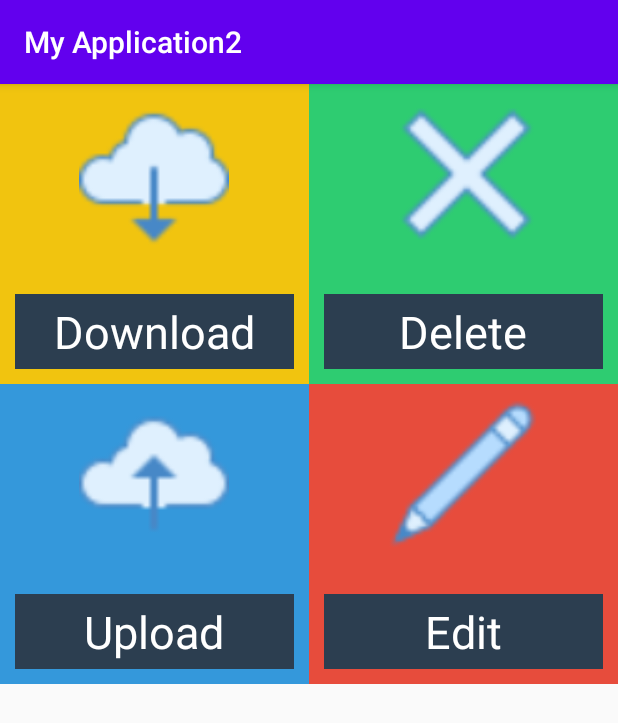
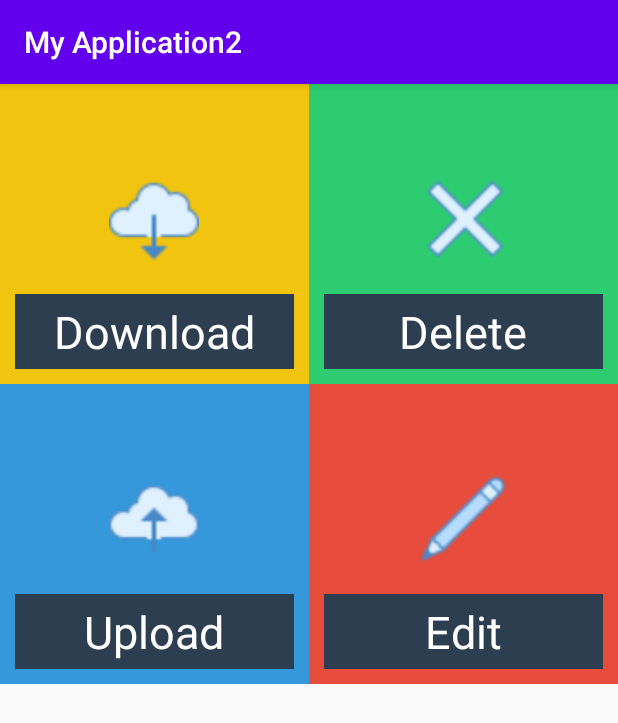
Before and after one commit to master-of-programming/android_alistirmalarim, an Android app: the screen it shows after launch (MainActivity), on a phone screen of 412 x 824 dp. Shown: the top 723 px of the screen. Run offline under Robolectric (Android 15) with nearby library versions, the phone set to English and light mode, and no system bars.

Commit message:
boyut ayarlamaları

```diff
--- a/app/src/main/res/layout/activity_main.xml
+++ b/app/src/main/res/layout/activity_main.xml
@@ -21,11 +21,11 @@
             android:background="#f1c40f"
             android:orientation="vertical">
             <ImageView
-                android:layout_width="100dp"
+                android:layout_width="60dp"
                 android:layout_gravity="center"
-                android:layout_marginTop="10dp"
+                android:layout_marginTop="60dp"
                 android:background="@drawable/download"
-                android:layout_height="100dp">
+                android:layout_height="60dp">
             </ImageView>
             <TextView
                 android:layout_width="match_parent"
@@ -33,7 +33,7 @@
                 android:textSize="30dp"
                 android:textColor="#fff"
                 android:gravity="center"
-                android:layout_marginTop="30dp"
+                android:layout_marginTop="20dp"
                 android:layout_marginLeft="10dp"
                 android:layout_marginRight="10dp"
                 android:background="#2c3e50"
@@ -49,11 +49,11 @@
             android:background="#2ecc71"
             android:orientation="vertical">
             <ImageView
-                android:layout_width="100dp"
-                android:layout_marginTop="10dp"
+                android:layout_width="60dp"
+                android:layout_marginTop="60dp"
                 android:layout_gravity="center"
                 android:background="@drawable/delete"
-                android:layout_height="100dp">
+                android:layout_height="60dp">
             </ImageView>
             <TextView
                 android:layout_width="match_parent"
@@ -61,7 +61,7 @@
                 android:textSize="30dp"
                 android:textColor="#fff"
                 android:gravity="center"
-                android:layout_marginTop="30dp"
+                android:layout_marginTop="20dp"
                 android:layout_marginLeft="10dp"
                 android:layout_marginRight="10dp"
                 android:background="#2c3e50"
@@ -84,11 +84,11 @@
             android:orientation="vertical">
 
             <ImageView
-                android:layout_width="100dp"
+                android:layout_width="60dp"
                 android:background="@drawable/upload"
                 android:layout_gravity="center|top"
-                android:layout_marginTop="10dp"
-                android:layout_height="100dp">
+                android:layout_marginTop="60dp"
+                android:layout_height="60dp">
             </ImageView>
             <TextView
                 android:layout_width="match_parent"
@@ -96,7 +96,7 @@
                 android:textSize="30dp"
                 android:textColor="#fff"
                 android:gravity="center"
-                android:layout_marginTop="30dp"
+                android:layout_marginTop="20dp"
                 android:layout_marginLeft="10dp"
                 android:layout_marginRight="10dp"
                 android:background="#2c3e50"
@@ -111,11 +111,11 @@
             android:layout_weight="1"
             android:background="#e74c3c">
             <ImageView
-                android:layout_width="100dp"
+                android:layout_width="60dp"
                 android:background="@drawable/edit"
                 android:layout_gravity="center|top"
-                android:layout_marginTop="10dp"
-                android:layout_height="100dp">
+                android:layout_marginTop="60dp"
+                android:layout_height="60dp">
             </ImageView>
             <TextView
                 android:layout_width="match_parent"
@@ -123,7 +123,7 @@
                 android:textSize="30dp"
                 android:textColor="#fff"
                 android:gravity="center"
-                android:layout_marginTop="30dp"
+                android:layout_marginTop="20dp"
                 android:layout_marginLeft="10dp"
                 android:layout_marginRight="10dp"
                 android:background="#2c3e50"
```
Also changed, not shown: 1 other file.
